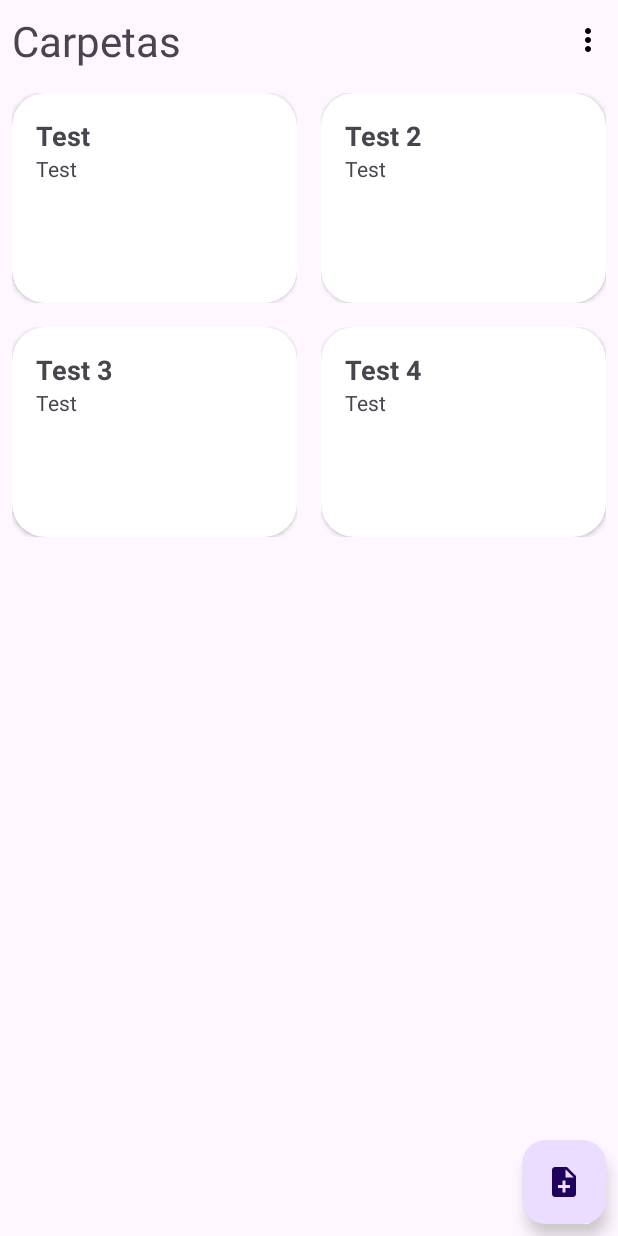
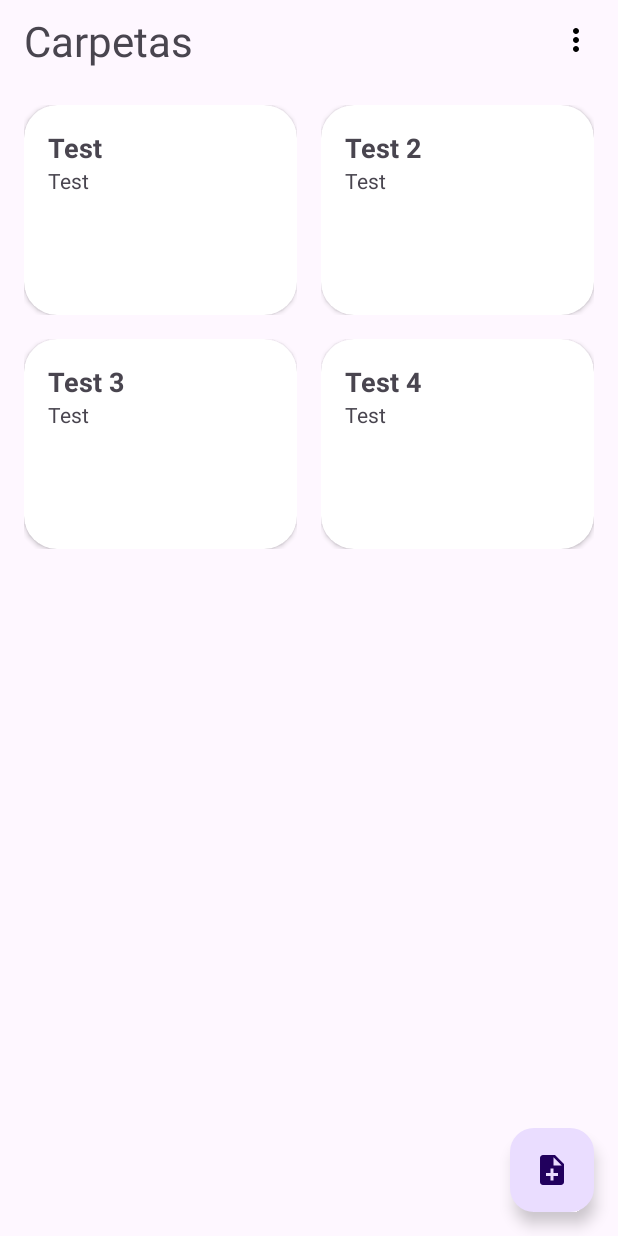
Before and after one commit to Rumacar05/NotesApp, an Android app: the screen it shows after launch (MainActivity), on a phone screen of 412 x 824 dp. Run offline under Robolectric (Android 15) with nearby library versions, the phone set to English and light mode, and no system bars; our stand-ins replace Dagger/Hilt's generated code.

Commit message:
Update view margins

```diff
--- a/app/src/main/java/com/ruma/notes/ui/NoteEditActivity.kt
+++ b/app/src/main/java/com/ruma/notes/ui/NoteEditActivity.kt
@@ -36,6 +36,7 @@ class NoteEditActivity : AppCompatActivity() {
     }
 
     private fun initUI() {
+        binding.ivGoBack.setOnClickListener { finish() }
         binding.ivOptions.setOnClickListener { view -> showPopUpMenu(view) }
     }
 
--- /dev/null
+++ b/app/src/main/res/drawable/ic_back_arrow.xml
@@ -0,0 +1,5 @@
+<vector xmlns:android="http://schemas.android.com/apk/res/android" android:autoMirrored="true" android:height="24dp" android:tint="#000000" android:viewportHeight="24" android:viewportWidth="24" android:width="24dp">
+
+    <path android:fillColor="@android:color/white" android:pathData="M11.67,3.87L9.9,2.1 0,12l9.9,9.9 1.77,-1.77L3.54,12z"/>
+
+</vector>
--- a/app/src/main/res/layout/activity_main.xml
+++ b/app/src/main/res/layout/activity_main.xml
@@ -5,15 +5,14 @@
     android:id="@+id/main"
     android:layout_width="match_parent"
     android:layout_height="match_parent"
-    android:layout_marginHorizontal="8dp"
-    android:layout_marginVertical="16dp"
     tools:context=".MainActivity">
 
     <FrameLayout
         android:id="@+id/toolbar"
         android:layout_width="0dp"
         android:layout_height="wrap_content"
-        android:padding="8dp"
+        android:paddingVertical="8dp"
+        android:paddingHorizontal="16dp"
         app:layout_constraintEnd_toEndOf="parent"
         app:layout_constraintStart_toStartOf="parent"
         app:layout_constraintTop_toTopOf="parent">
@@ -38,6 +37,7 @@
         android:id="@+id/rvNotes"
         android:layout_width="0dp"
         android:layout_height="0dp"
+        android:layout_margin="8dp"
         app:layout_constraintBottom_toTopOf="@+id/fabAdd"
         app:layout_constraintEnd_toEndOf="parent"
         app:layout_constraintStart_toStartOf="parent"
@@ -47,7 +47,7 @@
         android:id="@+id/fabAdd"
         android:layout_width="wrap_content"
         android:layout_height="wrap_content"
-        android:layout_margin="8dp"
+        android:layout_margin="16dp"
         android:contentDescription="@string/add_new_note"
         android:src="@drawable/ic_add_note"
         app:layout_constraintBottom_toBottomOf="parent"
--- a/app/src/main/res/values/strings.xml
+++ b/app/src/main/res/values/strings.xml
@@ -7,5 +7,6 @@
     <string name="options">Opciones</string>
     <string name="delete">Eliminar</string>
     <string name="create_folder">Crear carpeta</string>
+    <string name="go_back">Go back</string>
 
 </resources>
```
Also changed, not shown: app/src/main/res/layout/activity_note_edit.xml (+12 -5 lines).
